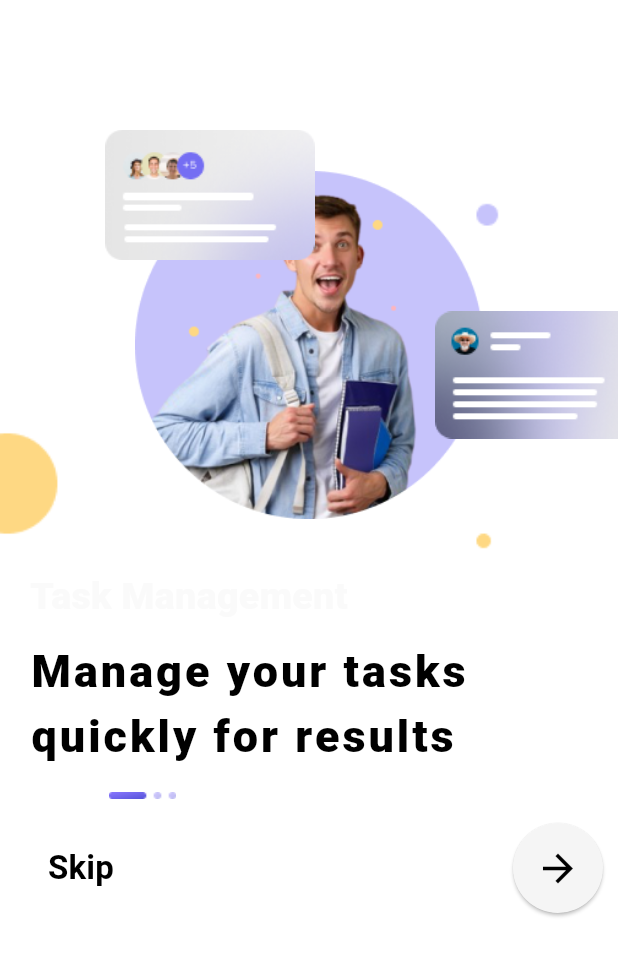
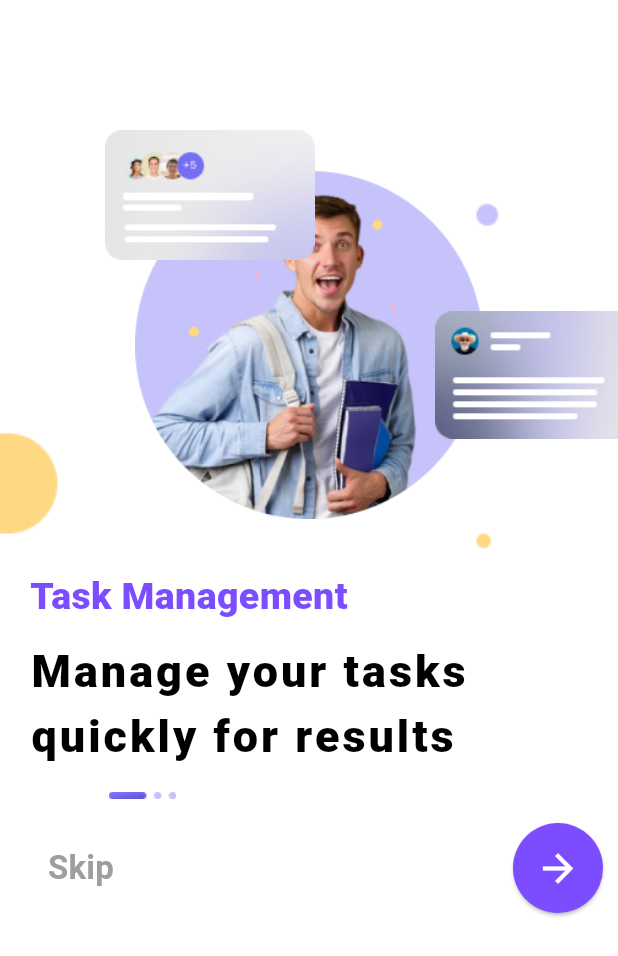
Before and after one commit to Yusra48/Taskapp-, a Flutter app: the OnBoardingPage3 screen opened directly, on a phone screen of 412 x 824 dp. Shown: the top 956 px of the screen. Run offline on Flutter 3.47's test engine with Material 3 defaults, Android fonts, the phone set to English and light mode, and no system bars; our stand-ins replace cached_network_image, cloud_firestore, firebase_auth, firebase_core, google_fonts, stacked and 3 more; accounts and stored records are empty.

Commit message:
Update OnBoardingPage3.dart

```diff
--- a/lib/Screens/OnBoardingPage3.dart
+++ b/lib/Screens/OnBoardingPage3.dart
@@ -22,6 +22,7 @@ class _OnBoardingPage3State extends State<OnBoardingPage3> {
   Widget build(BuildContext context) {
     final themeProvider = Provider.of<ThemeProvider>(context);
     final themeData = themeProvider.themeData;
+    final Color onPrimaryColor = themeData.colorScheme.onPrimary;
 
     return Scaffold(
       backgroundColor: themeData.colorScheme.surface,
@@ -67,7 +68,7 @@ class _OnBoardingPage3State extends State<OnBoardingPage3> {
                 ),
               ],
             ),
-            SizedBox(height: 10),
+            const SizedBox(height: 10),
             Padding(
               padding: const EdgeInsets.only(left: 20),
               child: Text(
@@ -75,11 +76,11 @@ class _OnBoardingPage3State extends State<OnBoardingPage3> {
                 style: TextStyle(
                   fontSize: 25,
                   fontWeight: FontWeight.w800,
-                  color: themeData.colorScheme.primary,
+                  color:Colors.deepPurpleAccent,
                 ),
               ),
             ),
-            SizedBox(height: 10),
+            const SizedBox(height: 10),
             Padding(
               padding: const EdgeInsets.only(left: 20, right: 100),
               child: Text(
@@ -92,7 +93,7 @@ class _OnBoardingPage3State extends State<OnBoardingPage3> {
                 ),
               ),
             ),
-            SizedBox(height: 10),
+            const SizedBox(height: 10),
             Padding(
               padding: const EdgeInsets.only(left: 20),
               child: Image.asset(
@@ -100,7 +101,7 @@ class _OnBoardingPage3State extends State<OnBoardingPage3> {
                 width: 150,
               ),
             ),
-            SizedBox(height: 10),
+            const SizedBox(height: 10),
             Row(
               mainAxisAlignment: MainAxisAlignment.spaceBetween,
               children: [
@@ -115,7 +116,7 @@ class _OnBoardingPage3State extends State<OnBoardingPage3> {
                       style: TextStyle(
                         fontSize: 22,
                         fontWeight: FontWeight.bold,
-                        color: themeData.textTheme.labelLarge?.color,
+                        color: Colors.grey,
                       ),
                     ),
                   ),
@@ -125,15 +126,15 @@ class _OnBoardingPage3State extends State<OnBoardingPage3> {
                   child: ElevatedButton(
                     onPressed: _navigateToNextPage,
                     style: ElevatedButton.styleFrom(
-                      backgroundColor: themeData.colorScheme.secondary,
-                      shape: CircleBorder(),
-                      padding: EdgeInsets.all(15),
-                      minimumSize: Size(60, 60),
+                      backgroundColor: Colors.deepPurpleAccent,
+                      shape: const CircleBorder(),
+                      padding: const EdgeInsets.all(15),
+                      minimumSize: const Size(60, 60),
                     ),
                     child: Icon(
                       Icons.arrow_forward,
                       size: 30,
-                      color: themeData.colorScheme.onSecondary,
+                      color: onPrimaryColor,
                     ),
                   ),
                 ),
```
